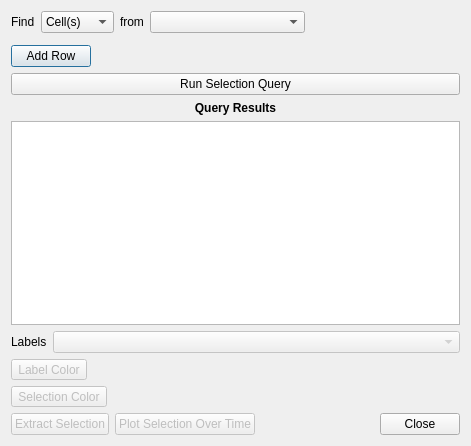
Old version of the form Qt/Components/Resources/UI/pqQueryDialog.ui in the repository Kitware/ParaView.
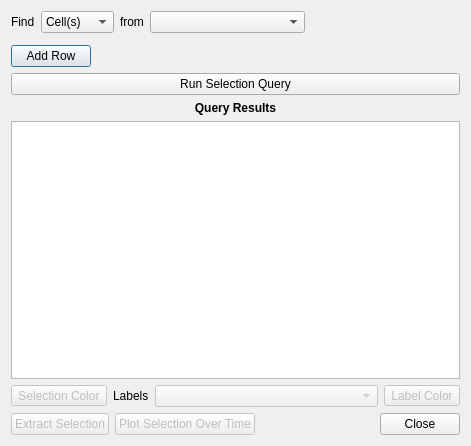
New version of the form. Custom widgets are drawn as their Qt base class.

Commit message: Cleanup Query Dialog UI.

The edit to the form file:
```diff
--- a/Qt/Components/Resources/UI/pqQueryDialog.ui
+++ b/Qt/Components/Resources/UI/pqQueryDialog.ui
@@ -13,7 +13,7 @@
   <property name="windowTitle">
    <string>Find Data</string>
   </property>
-  <layout class="QVBoxLayout" name="verticalLayout">
+  <layout class="QVBoxLayout" name="verticalLayout" stretch="0,0,0,0,0,1,0,0">
    <item>
     <layout class="QHBoxLayout" name="horizontalLayout_2">
      <item>
@@ -184,6 +184,18 @@
     </widget>
    </item>
    <item>
+    <layout class="QHBoxLayout" name="horizontalLayout_5">
+     <item>
+      <widget class="pqColorChooserButton" name="selectionColor">
+       <property name="enabled">
+        <bool>false</bool>
+       </property>
+       <property name="text">
+        <string>Selection Color</string>
+       </property>
+      </widget>
+     </item>
+     <item>
     <layout class="QHBoxLayout" name="horizontalLayout" stretch="0,1">
      <item>
       <widget class="QLabel" name="label_2">
@@ -211,15 +223,7 @@
      </property>
     </widget>
    </item>
-   <item>
-    <widget class="pqColorChooserButton" name="selectionColor">
-     <property name="enabled">
-      <bool>false</bool>
-     </property>
-     <property name="text">
-      <string>Selection Color</string>
-     </property>
-    </widget>
+    </layout>
    </item>
    <item>
     <layout class="QHBoxLayout" name="horizontalLayout_3" stretch="0,0,1">
```
Lines whose indentation alone changed are shown as unchanged.
